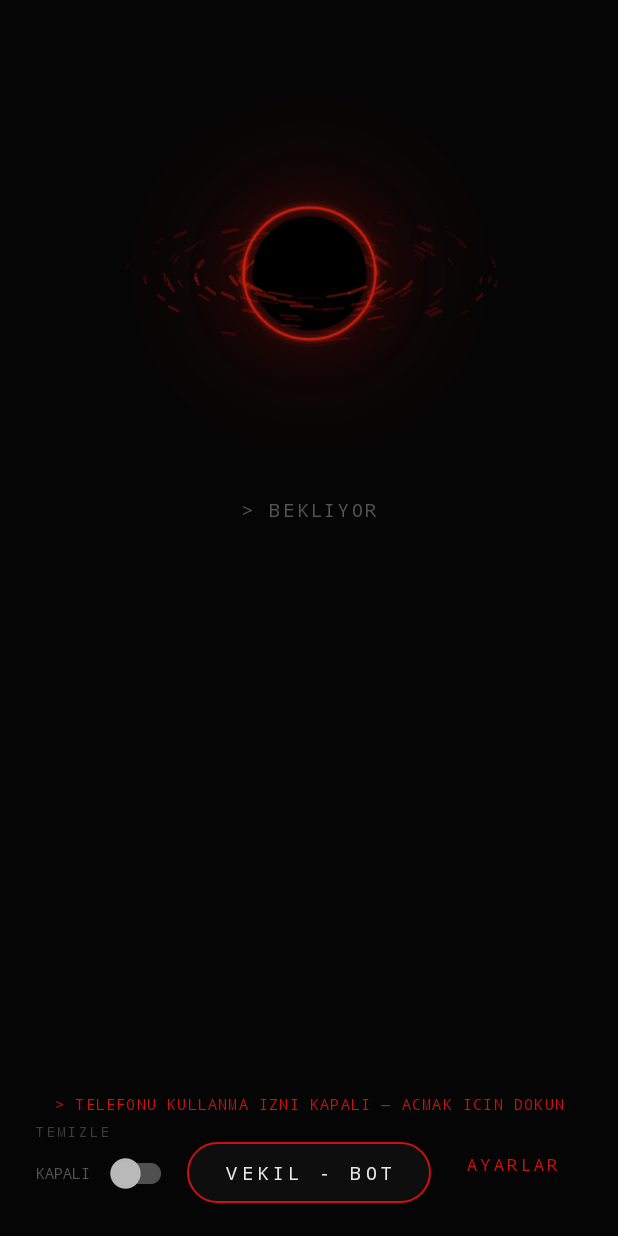
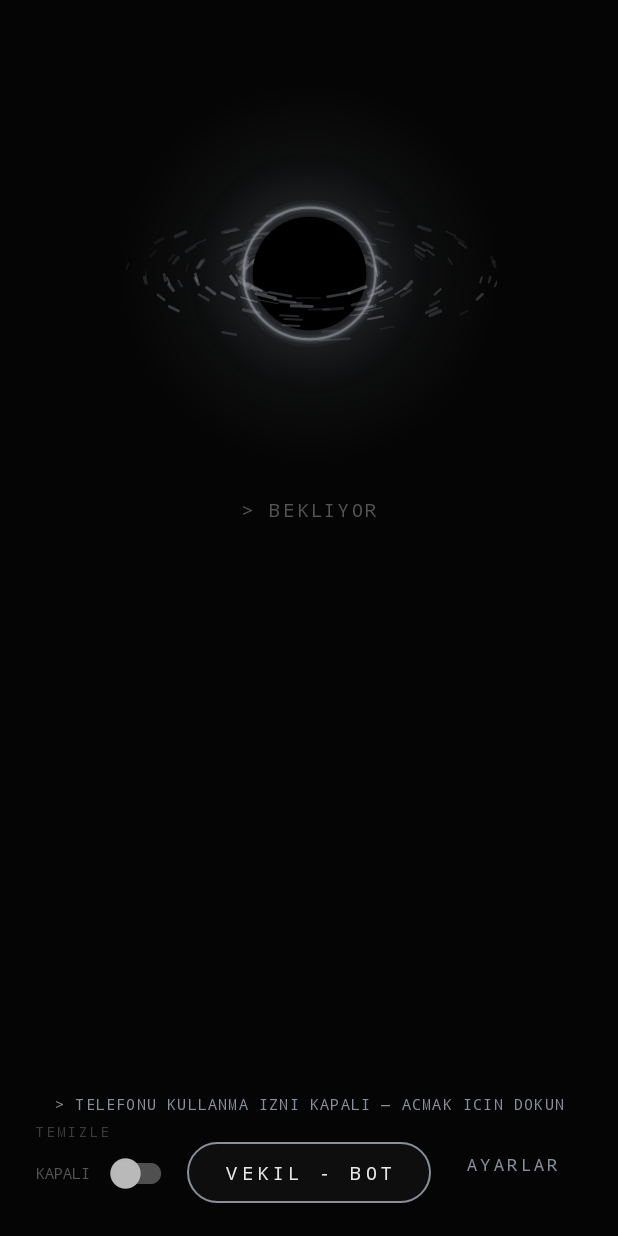
Before and after one commit to osmnabyram/OpenDelegate, an Android app: the screen it shows after launch (MainActivity), on a phone screen of 412 x 824 dp. Run offline under Robolectric (Android 15) with nearby library versions, the phone set to English and light mode, and no system bars; libraries missing offline, so code that uses them is left out: org.vosk.

Commit message:
Android: kirmizi vurgu yerine #8A909A gri tonlari (siyah/koyu gri tema)

```diff
--- a/android/app/src/main/java/com/vekilai/vekil/Dalga.kt
+++ b/android/app/src/main/java/com/vekilai/vekil/Dalga.kt
@@ -55,7 +55,7 @@ class Dalga @JvmOverloads constructor(
 
             val h = (boy[i] * height).coerceAtLeast(genislik)
             val x = ara + i * (genislik + ara)
-            boya.color = if (mod == Mod.DUR) 0xFF3A1414.toInt() else 0xFFCC1111.toInt()
+            boya.color = if (mod == Mod.DUR) 0xFF2A2C30.toInt() else 0xFF8A909A.toInt()
             boya.alpha = (140 + 115 * merkezYakin).toInt()
             canvas.drawRoundRect(x, orta - h / 2, x + genislik, orta + h / 2,
                 genislik / 2, genislik / 2, boya)
--- a/android/app/src/main/java/com/vekilai/vekil/Isilti.kt
+++ b/android/app/src/main/java/com/vekilai/vekil/Isilti.kt
@@ -10,7 +10,7 @@ import android.util.AttributeSet
 import android.widget.FrameLayout
 
 /**
- * Panelin kartı: koyu dolgu + kenarında dönen kırmızı ışıltı (Gemini'nin
+ * Panelin kartı: koyu dolgu + kenarında dönen gri ışıltı (Gemini'nin
  * renkli kenar ışığının Vekil tonları). Işıltı padding alanına taşar;
  * çocuklar padding'in içinde kalır. [guc] 0..1: dinlerken sese göre parlar.
  */
@@ -29,8 +29,8 @@ class Isilti @JvmOverloads constructor(
     private var parlaklik = 0.35f
 
     private val renkler = intArrayOf(
-        0xFFFF2A1A.toInt(), 0xFF4A0000.toInt(), 0xFFCC1111.toInt(),
-        0xFFFF6A3D.toInt(), 0xFF5A0000.toInt(), 0xFFFF2A1A.toInt()
+        0xFFB4BAC4.toInt(), 0xFF2A2C30.toInt(), 0xFF8A909A.toInt(),
+        0xFFC9CED6.toInt(), 0xFF33363B.toInt(), 0xFFB4BAC4.toInt()
     )
     private var supurme: SweepGradient? = null
 
--- a/android/app/src/main/java/com/vekilai/vekil/KaraDelik.kt
+++ b/android/app/src/main/java/com/vekilai/vekil/KaraDelik.kt
@@ -67,7 +67,7 @@ class KaraDelik @JvmOverloads constructor(
     override fun onSizeChanged(w: Int, h: Int, ow: Int, oh: Int) {
         val r = minOf(w, h) / 2f
         hale = RadialGradient(w / 2f, h / 2f, r,
-            intArrayOf(Color.argb(150, 120, 6, 6), Color.argb(60, 80, 4, 4), Color.argb(0, 40, 0, 0)),
+            intArrayOf(Color.argb(150, 100, 106, 114), Color.argb(60, 70, 75, 82), Color.argb(0, 40, 42, 46)),
             floatArrayOf(0.30f, 0.62f, 1f), Shader.TileMode.CLAMP)
     }
 
@@ -114,7 +114,7 @@ class KaraDelik @JvmOverloads constructor(
         val halka = ufuk * 1.16f
         for ((kalin, alfa) in listOf(10f to 22, 6f to 45, 3f to 90, 1.4f to 235)) {
             boya.strokeWidth = kalin * dp
-            boya.color = Color.argb((alfa * (0.8f + 0.2f * yogun) * (1f - 0.5f * uyku)).toInt().coerceIn(0, 255), 255, (40 + 50 * yogun).toInt(), 20)
+            boya.color = Color.argb((alfa * (0.8f + 0.2f * yogun) * (1f - 0.5f * uyku)).toInt().coerceIn(0, 255), (150 + 60 * yogun).toInt(), (156 + 60 * yogun).toInt(), (166 + 60 * yogun).toInt())
             canvas.drawCircle(cx, cy, halka, boya)
         }
         boya.style = Paint.Style.FILL
@@ -144,7 +144,7 @@ class KaraDelik @JvmOverloads constructor(
             val sicak = (1f - p.yaricap).coerceIn(0f, 1f)           // içeri doğru daha sıcak
             val onPlan = if (onde) 1f else 0.55f
             val alfa = (255 * p.parlak * onPlan * (0.55f + 0.45f * enerji) * (1f - 0.5f * uyku)).toInt().coerceIn(0, 255)
-            cizgi.color = Color.argb(alfa, (150 + 105 * sicak).toInt(), (10 + 70 * sicak * sicak).toInt(), 12)
+            cizgi.color = Color.argb(alfa, (110 + 100 * sicak).toInt(), (116 + 100 * sicak).toInt(), (126 + 100 * sicak).toInt())
             cizgi.strokeWidth = p.boy * dp
             canvas.drawLine(x2, y2, x, y, cizgi)
         }
--- a/android/app/src/main/java/com/vekilai/vekil/MainActivity.kt
+++ b/android/app/src/main/java/com/vekilai/vekil/MainActivity.kt
@@ -178,7 +178,7 @@ class MainActivity : AppCompatActivity() {
         anahtarKodla = false
         swServis.text = servisMetin
         swServis.setTextColor(getColor(if (swServis.isChecked) R.color.accent else R.color.fg2))
-        // Başlarken yuvarlak soluk kırmızı; hazır olunca tam kırmızı (renk seçicideki "açık" rengi).
+        // Başlarken yuvarlak soluk gri; hazır olunca açık gri (renk seçicideki "açık" rengi).
         swServis.thumbTintList = if (durum == VekilService.Durum.BASLATILIYOR)
             android.content.res.ColorStateList.valueOf(getColor(R.color.accent_dim))
         else
--- a/android/app/src/main/res/color/anahtar_ibre.xml
+++ b/android/app/src/main/res/color/anahtar_ibre.xml
@@ -1,5 +1,5 @@
 <?xml version="1.0" encoding="utf-8"?>
-<!-- Açma/kapama anahtarının yuvarlağı: açıkken kırmızı, kapalıyken gri. -->
+<!-- Açma/kapama anahtarının yuvarlağı: açıkken açık gri, kapalıyken koyu gri. -->
 <selector xmlns:android="http://schemas.android.com/apk/res/android">
     <item android:state_checked="true" android:color="@color/accent" />
     <item android:color="@color/fg2" />
--- a/android/app/src/main/res/drawable/btn_mic.xml
+++ b/android/app/src/main/res/drawable/btn_mic.xml
@@ -2,5 +2,5 @@
 <shape xmlns:android="http://schemas.android.com/apk/res/android"
     android:shape="oval">
     <solid android:color="#0e0e0e" />
-    <stroke android:width="1.5dp" android:color="#cc1111" />
+    <stroke android:width="1.5dp" android:color="#8A909A" />
 </shape>
--- a/android/app/src/main/res/drawable/hap.xml
+++ b/android/app/src/main/res/drawable/hap.xml
@@ -1,5 +1,5 @@
 <?xml version="1.0" encoding="utf-8"?>
-<!-- Ana ekrandaki Telegram düğmesi: kırmızı kenarlı hap; basınca hafif dolar. -->
+<!-- Ana ekrandaki Telegram düğmesi: gri kenarlı hap; basınca hafif dolar. -->
 <selector xmlns:android="http://schemas.android.com/apk/res/android">
     <item android:state_pressed="true">
         <shape android:shape="rectangle">
--- a/android/app/src/main/res/drawable/ic_launcher.xml
+++ b/android/app/src/main/res/drawable/ic_launcher.xml
@@ -6,7 +6,7 @@
     android:viewportHeight="108">
     <path android:fillColor="#050505"
         android:pathData="M0,0h108v108H0z"/>
-    <path android:fillColor="#cc1111"
+    <path android:fillColor="#8A909A"
         android:pathData="M54,30 C43,30 34,39 34,50 C34,58 39,65 46,68 L46,78 L62,78 L62,68 C69,65 74,58 74,50 C74,39 65,30 54,30 Z"/>
     <path android:fillColor="#050505"
         android:pathData="M47,47m-3,0a3,3 0 1,0 6,0a3,3 0 1,0 -6,0"/>
--- a/android/app/src/main/res/values/colors.xml
+++ b/android/app/src/main/res/values/colors.xml
@@ -2,8 +2,8 @@
 <resources>
     <color name="bg">#050505</color>
     <color name="bg2">#0e0e0e</color>
-    <color name="accent">#cc1111</color>
-    <color name="accent_dim">#661111</color>
+    <color name="accent">#8A909A</color>
+    <color name="accent_dim">#3A3D43</color>
     <color name="fg">#e8e8e8</color>
     <color name="fg2">#555555</color>
     <color name="border">#2a2a2a</color>
```
